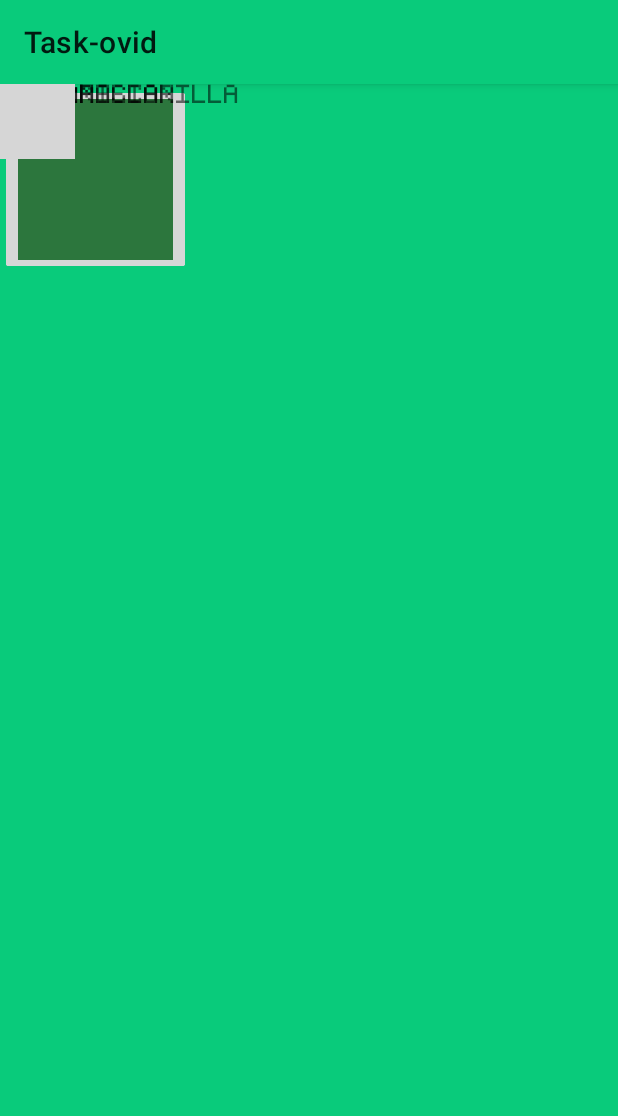
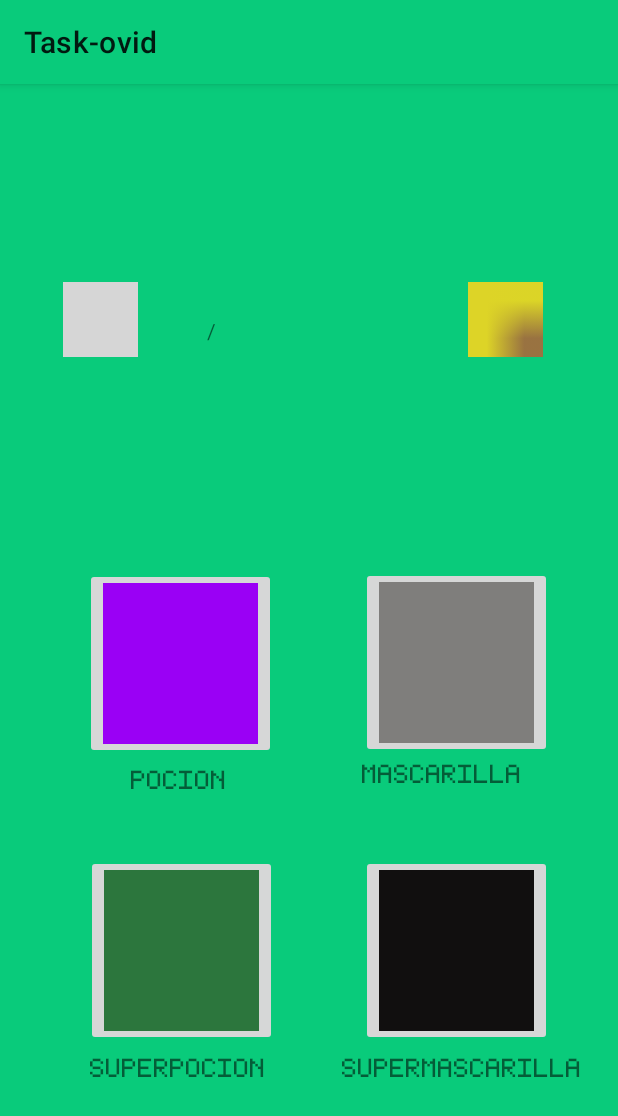
Before and after one commit to bcastro99/NYT_PROCESOS, an Android app: the TiendaBeta screen opened directly, with no data from a screen before it, on a phone screen of 412 x 824 dp. Shown: the top 1116 px of the screen. Run offline under Robolectric (Android 15) with nearby library versions, the phone set to English and light mode, and no system bars; 3 statements that could not run were skipped; grey boxes are pictures that could not be loaded.

Commit message:
Casi listo

```diff
--- a/app/src/main/java/com/example/task_ovid/MainActivity.java
+++ b/app/src/main/java/com/example/task_ovid/MainActivity.java
@@ -14,6 +14,7 @@ import android.widget.TextView;
 import android.widget.Toast;
 
 import androidx.appcompat.app.AppCompatActivity;
+import androidx.core.math.MathUtils;
 
 import java.util.ArrayList;
 
@@ -34,8 +35,10 @@ public class MainActivity extends AppCompatActivity implements AdapterView.OnIte
     private ProgressBar be;
     private TextView monedas;
     private ArrayAdapter<String> tareasAdapter;
+    private double resistencia=1;
+    private int monedasUsuario=0;
+    private int restaAux;
 
-    private int monedasUsuario=0;
 
     public MainActivity() {
     }
@@ -84,7 +87,8 @@ public class MainActivity extends AppCompatActivity implements AdapterView.OnIte
         bv=(ProgressBar)findViewById(R.id.Vida);
         bv.setMax(maxVida);
         if (t.contains("-")){
-            int vidaAux = vida - 25;
+            restaAux = (int)(25 * resistencia);
+            int vidaAux = vida - restaAux;
             setVida(vidaAux);
             bv.setProgress(vida,true);
             if (vidaAux<=0){
@@ -154,12 +158,25 @@ public class MainActivity extends AppCompatActivity implements AdapterView.OnIte
     public int getExperiencia(){
         return experiencia;
     }
+
+    public int getMaxVida() {
+        return maxVida;
+    }
+
     public int getMonedasUsuario() {
         return monedasUsuario;
     }
 
     public void setMonedasUsuario(int monedasUsuario) {
         this.monedasUsuario = monedasUsuario;
+    }
+
+    public double getResistencia() {
+        return resistencia;
+    }
+
+    public void setResistencia(double resistencia) {
+        this.resistencia = resistencia;
     }
 
     @Override
--- a/app/src/main/res/layout/activity_tienda_beta.xml
+++ b/app/src/main/res/layout/activity_tienda_beta.xml
@@ -11,114 +11,153 @@
         android:id="@+id/masc1"
         android:layout_width="127dp"
         android:layout_height="127dp"
+        android:layout_marginEnd="44dp"
+        android:layout_marginBottom="4dp"
         android:scaleType="fitXY"
-        app:srcCompat="@drawable/mascarilla1"
-        tools:layout_editor_absoluteX="237dp"
-        tools:layout_editor_absoluteY="288dp" />
+        app:layout_constraintBottom_toTopOf="@+id/textView2"
+        app:layout_constraintEnd_toEndOf="parent"
+        app:srcCompat="@drawable/mascarilla1" />
 
     <ImageButton
         android:id="@+id/masc2"
         android:layout_width="127dp"
         android:layout_height="127dp"
+        android:layout_marginEnd="44dp"
+        android:layout_marginBottom="8dp"
         android:scaleType="fitXY"
-        app:srcCompat="@drawable/mascarilla2"
-        tools:layout_editor_absoluteX="237dp"
-        tools:layout_editor_absoluteY="475dp" />
+        app:layout_constraintBottom_toTopOf="@+id/textView4"
+        app:layout_constraintEnd_toEndOf="parent"
+        app:srcCompat="@drawable/mascarilla2" />
 
     <ImageButton
         android:id="@+id/pocion1"
         android:layout_width="127dp"
         android:layout_height="127dp"
+        android:layout_marginBottom="7dp"
         android:scaleType="fitXY"
-        app:srcCompat="@drawable/pocion"
-        tools:layout_editor_absoluteX="61dp"
-        tools:layout_editor_absoluteY="288dp" />
+        app:layout_constraintBottom_toTopOf="@+id/textView"
+        app:layout_constraintEnd_toStartOf="@+id/masc1"
+        app:layout_constraintStart_toStartOf="parent"
+        app:srcCompat="@drawable/pocion" />
 
     <ImageButton
         android:id="@+id/pocion2"
         android:layout_width="127dp"
         android:layout_height="127dp"
+        android:layout_marginBottom="8dp"
         android:scaleType="fitXY"
-        app:srcCompat="@drawable/superpocion"
-        tools:layout_editor_absoluteX="61dp"
-        tools:layout_editor_absoluteY="475dp" />
+        app:layout_constraintBottom_toTopOf="@+id/textView3"
+        app:layout_constraintEnd_toStartOf="@+id/masc2"
+        app:layout_constraintHorizontal_bias="0.504"
+        app:layout_constraintStart_toStartOf="parent"
+        app:srcCompat="@drawable/superpocion" />
 
     <TextView
         android:id="@+id/textView"
         android:layout_width="wrap_content"
         android:layout_height="wrap_content"
+        android:layout_marginBottom="296dp"
         android:fontFamily="@font/ls_font"
         android:text="Pocion"
-        tools:layout_editor_absoluteX="89dp"
-        tools:layout_editor_absoluteY="422dp" />
+        app:layout_constraintBottom_toBottomOf="parent"
+        app:layout_constraintEnd_toStartOf="@+id/textView2"
+        app:layout_constraintHorizontal_bias="0.494"
+        app:layout_constraintStart_toStartOf="parent" />
 
     <TextView
         android:id="@+id/textView2"
         android:layout_width="wrap_content"
         android:layout_height="wrap_content"
+        android:layout_marginEnd="64dp"
+        android:layout_marginBottom="300dp"
         android:fontFamily="@font/ls_font"
         android:text="Mascarilla"
-        tools:layout_editor_absoluteX="246dp"
-        tools:layout_editor_absoluteY="422dp" />
+        app:layout_constraintBottom_toBottomOf="parent"
+        app:layout_constraintEnd_toEndOf="parent" />
 
     <TextView
         android:id="@+id/textView3"
         android:layout_width="wrap_content"
         android:layout_height="wrap_content"
+        android:layout_marginBottom="104dp"
         android:fontFamily="@font/ls_font"
         android:text="Superpocion"
-        tools:layout_editor_absoluteX="61dp"
-        tools:layout_editor_absoluteY="613dp" />
+        app:layout_constraintBottom_toBottomOf="parent"
+        app:layout_constraintEnd_toStartOf="@+id/textView4"
+        app:layout_constraintHorizontal_bias="0.542"
+        app:layout_constraintStart_toStartOf="parent" />
 
     <TextView
         android:id="@+id/textView4"
         android:layout_width="wrap_content"
         android:layout_height="wrap_content"
+        android:layout_marginEnd="24dp"
+        android:layout_marginBottom="104dp"
         android:fontFamily="@font/ls_font"
         android:text="Supermascarilla"
-        tools:layout_editor_absoluteX="222dp"
-        tools:layout_editor_absoluteY="613dp" />
+        app:layout_constraintBottom_toBottomOf="parent"
+        app:layout_constraintEnd_toEndOf="parent" />
 
     <ImageView
         android:id="@+id/imageView2"
         android:layout_width="50dp"
         android:layout_height="50dp"
+        android:layout_marginTop="132dp"
         android:scaleType="fitXY"
-        app:srcCompat="@drawable/vida"
-        tools:layout_editor_absoluteX="61dp"
-        tools:layout_editor_absoluteY="132dp" />
+        app:layout_constraintEnd_toStartOf="@+id/vida"
+        app:layout_constraintHorizontal_bias="0.521"
+        app:layout_constraintStart_toStartOf="parent"
+        app:layout_constraintTop_toTopOf="parent"
+        app:srcCompat="@drawable/vida" />
 
     <ImageView
         android:id="@+id/imageView3"
         android:layout_width="50dp"
         android:layout_height="50dp"
+        android:layout_marginTop="132dp"
         android:scaleType="fitXY"
-        app:srcCompat="@drawable/moneda"
-        tools:layout_editor_absoluteX="314dp"
-        tools:layout_editor_absoluteY="132dp" />
+        app:layout_constraintEnd_toEndOf="parent"
+        app:layout_constraintHorizontal_bias="0.492"
+        app:layout_constraintStart_toEndOf="@+id/monedas"
+        app:layout_constraintTop_toTopOf="parent"
+        app:srcCompat="@drawable/moneda" />
+
+    <TextView
+        android:id="@+id/vida"
+        android:layout_width="wrap_content"
+        android:layout_height="wrap_content"
+        android:layout_marginTop="148dp"
+        android:layout_marginEnd="8dp"
+        app:layout_constraintEnd_toStartOf="@+id/textView5"
+        app:layout_constraintTop_toTopOf="parent" />
+
+    <TextView
+        android:id="@+id/maxvida"
+        android:layout_width="wrap_content"
+        android:layout_height="wrap_content"
+        android:layout_marginStart="8dp"
+        android:layout_marginTop="148dp"
+        app:layout_constraintStart_toEndOf="@+id/textView5"
+        app:layout_constraintTop_toTopOf="parent" />
+
+    <TextView
+        android:id="@+id/monedas"
+        android:layout_width="wrap_content"
+        android:layout_height="wrap_content"
+        android:layout_marginStart="264dp"
+        android:layout_marginTop="148dp"
+        app:layout_constraintStart_toStartOf="parent"
+        app:layout_constraintTop_toTopOf="parent" />
 
     <TextView
         android:id="@+id/textView5"
         android:layout_width="wrap_content"
         android:layout_height="wrap_content"
-        android:text="100"
-        tools:layout_editor_absoluteX="121dp"
-        tools:layout_editor_absoluteY="149dp" />
-
-    <TextView
-        android:id="@+id/textView6"
-        android:layout_width="wrap_content"
-        android:layout_height="wrap_content"
-        android:text="/100"
-        tools:layout_editor_absoluteX="148dp"
-        tools:layout_editor_absoluteY="149dp" />
-
-    <TextView
-        android:id="@+id/textView7"
-        android:layout_width="wrap_content"
-        android:layout_height="wrap_content"
-        android:text="1000"
-        tools:layout_editor_absoluteX="264dp"
-        tools:layout_editor_absoluteY="149dp" />
+        android:layout_marginEnd="268dp"
+        android:text="/"
+        app:layout_constraintBottom_toBottomOf="parent"
+        app:layout_constraintEnd_toEndOf="parent"
+        app:layout_constraintTop_toTopOf="parent"
+        app:layout_constraintVertical_bias="0.207" />
 
 </androidx.constraintlayout.widget.ConstraintLayout>
```
Also changed, not shown: app/src/main/java/com/example/task_ovid/TiendaBeta.java (+106 -4 lines).
